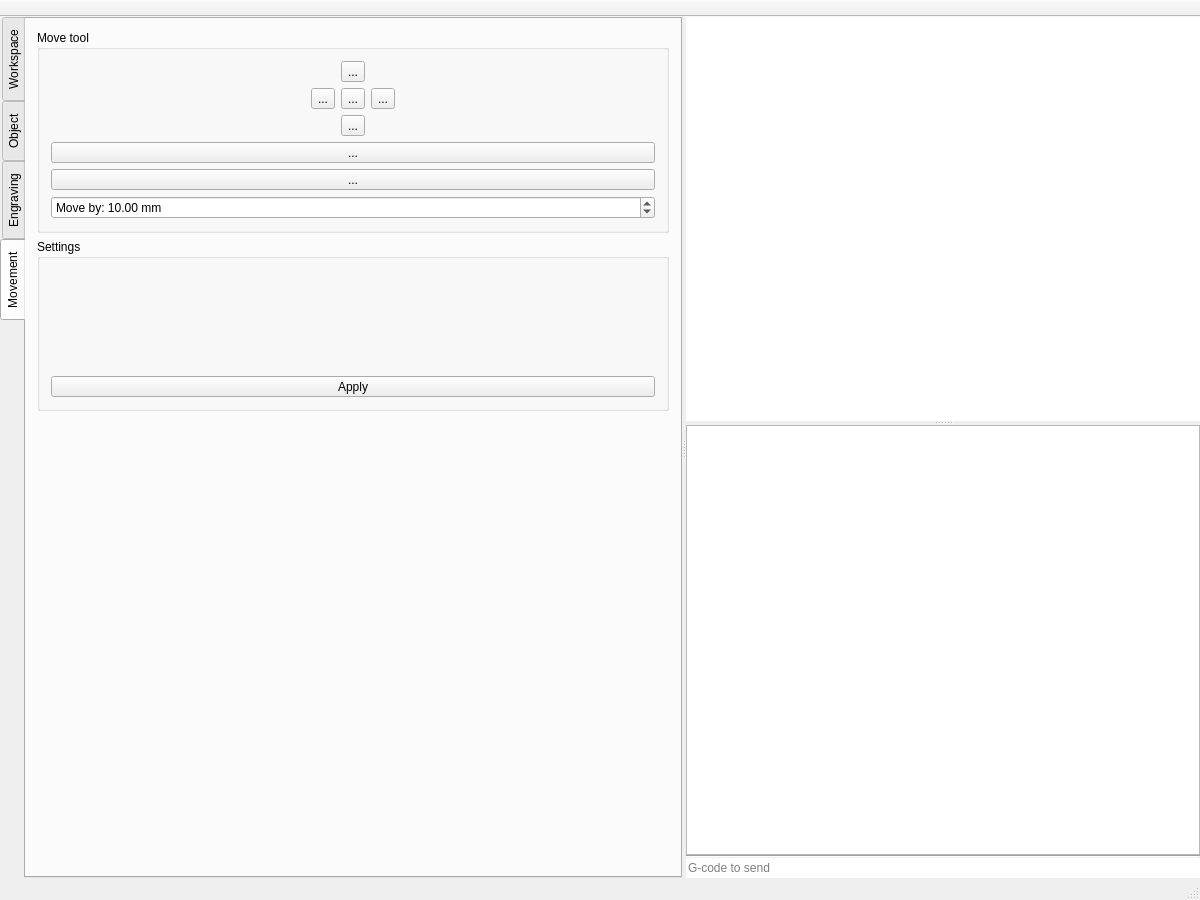
This is src/mainwindow.ui in dev-0x7C6/laser-engraver as Qt 5 draws it before an edit. The edited form follows.
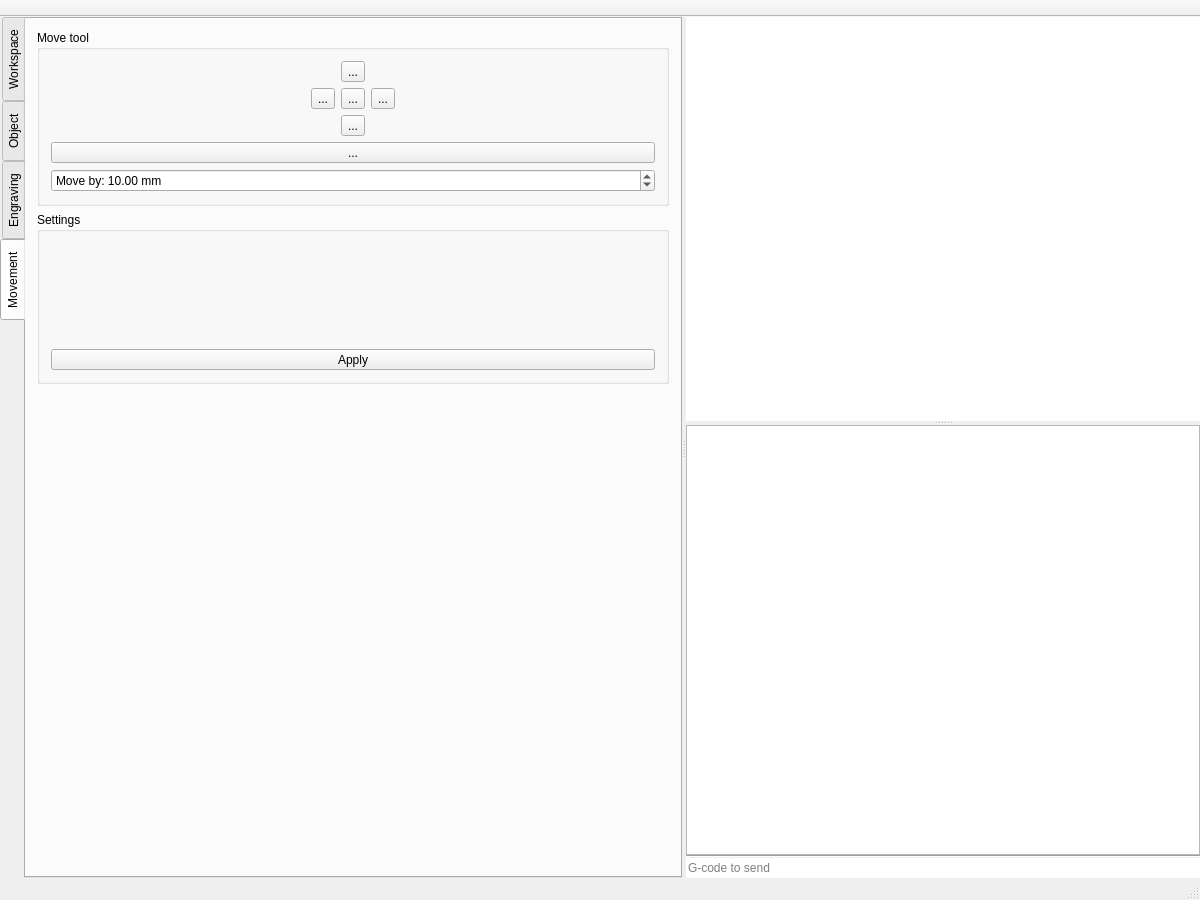
This is the edited form. The open tabs and pages were chosen to show the change. Custom widgets are drawn as their Qt base class.

What changed in the file:
```diff
--- a/src/mainwindow.ui
+++ b/src/mainwindow.ui
@@ -996,19 +996,6 @@
               </property>
              </widget>
             </item>
-            <item>
-             <widget class="QToolButton" name="turnLaserOff">
-              <property name="sizePolicy">
-               <sizepolicy hsizetype="Expanding" vsizetype="Fixed">
-                <horstretch>0</horstretch>
-                <verstretch>0</verstretch>
-               </sizepolicy>
-              </property>
-              <property name="text">
-               <string>...</string>
-              </property>
-             </widget>
-            </item>
             <item>
              <widget class="QDoubleSpinBox" name="move_step">
               <property name="prefix">
```
Left out of the diff: 2 changed lines with no effect on the pictures.
